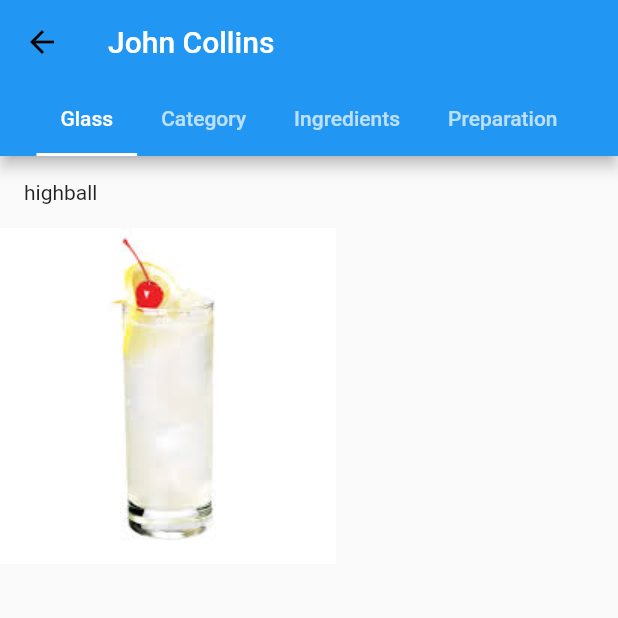
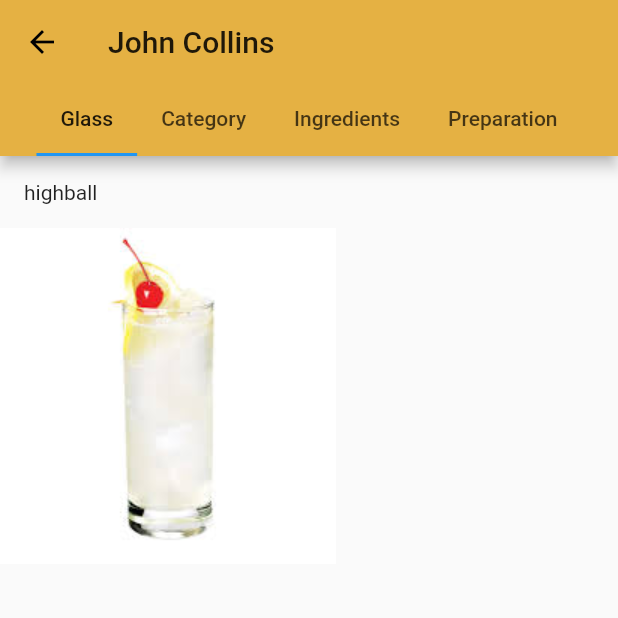
Before and after one commit to CodeFromStav/mixdrinks, a Flutter app: the Home screen opened by its route, after a tap on "John Collins", on a phone screen of 412 x 824 dp, the top half of it. Run offline on Flutter 3.47's test engine with Material 2 defaults, Android fonts, the light colour scheme and no system bars; our stand-ins replace animated_text_kit, cloud_firestore, firebase_auth, firebase_database, modal_progress_hud; missing offline and left inert: floating_search_bar; accounts and stored records are empty.

Commit message:
changed background and tab bar colors

```diff
--- a/lib/main.dart
+++ b/lib/main.dart
@@ -20,7 +20,7 @@ class MixDrinks extends StatelessWidget {
       theme: ThemeData(
           // TODO: the following line of code does not work with the welcome, login, registration screens
           // brightness: Brightness.dark,
-          primaryColor: Colors.blueGrey
+          primaryColor: Color(0xFFE5B143),
       ),
       initialRoute: WelcomeScreen.id,
       routes: {
--- a/lib/screens/drink_info.dart
+++ b/lib/screens/drink_info.dart
@@ -18,6 +18,12 @@ class _DrinkInfoState extends State<DrinkInfo> {
     formatIngredients = removeBrackets(args.ingredients.toString()).split("unit");
     //print(formatIngredients.toString());
     return MaterialApp(
+      theme:ThemeData(
+        primaryColor: Color(0xFFE5B143),
+
+
+      ),
+
       home: DefaultTabController(
           length: 4,
           child: Scaffold(
--- a/lib/screens/drinks_widget.dart
+++ b/lib/screens/drinks_widget.dart
@@ -18,8 +18,11 @@ class DrinksWidget extends StatelessWidget {
   @override
   Widget build(BuildContext context) {
     return Container(
-      decoration: BoxDecoration(color: Colors.white),
+      decoration: BoxDecoration(color: Color(0xFFF3CC79),
+    ),
+
       child: Center(
+
         child: _buildGrid()
       )
     );
--- a/lib/screens/home_screen.dart
+++ b/lib/screens/home_screen.dart
@@ -13,6 +13,7 @@ class Home extends StatefulWidget {
 }
 
 class _HomeState extends State<Home> {
+
   int _currentIndex = 0;
   final List<Widget> _children = [
     DrinkSearch(),
@@ -38,7 +39,8 @@ class _HomeState extends State<Home> {
             title: Text('Drinks'),
           ),
           new BottomNavigationBarItem(
-              icon: Icon(Icons.person), title: Text('Profile'))
+              icon: Icon(Icons.person),
+              title: Text('Profile'))
         ],
       ),
     );
```
